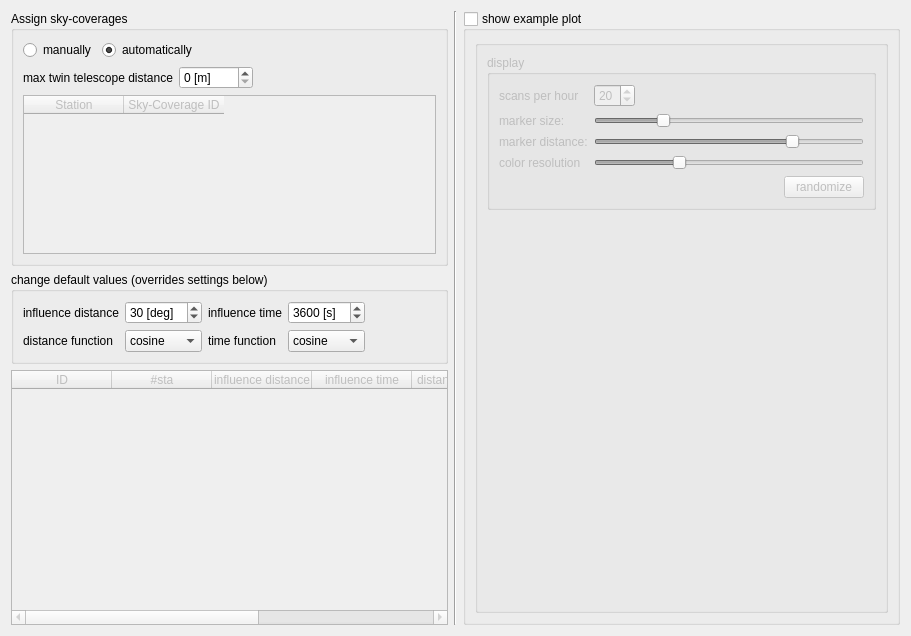
This is Widgets/skycovwidget.ui in TUW-VieVS/VieSchedppGUI as Qt 5 draws it before an edit. The edited form follows.
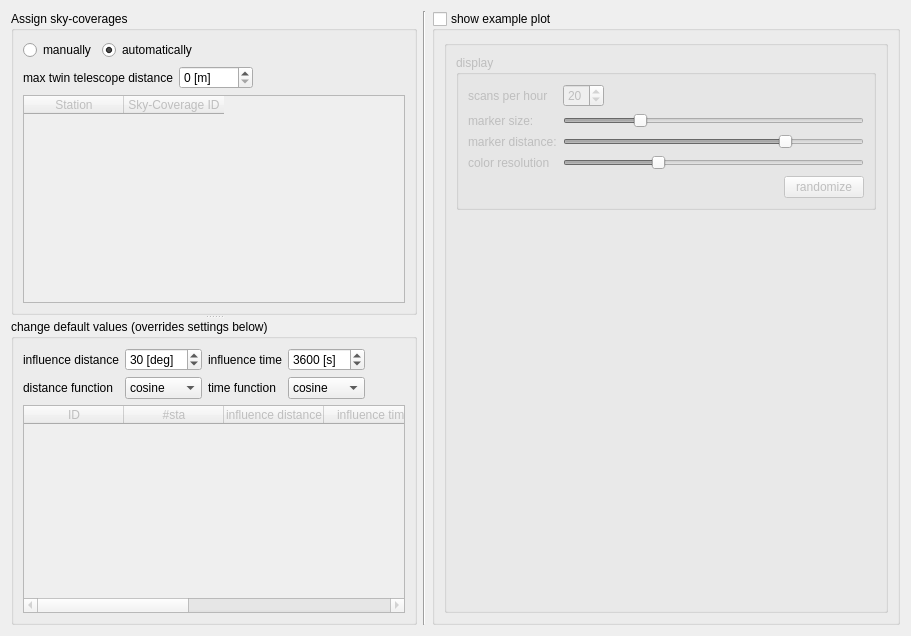
This is the edited form.

```diff
--- a/Widgets/skycovwidget.ui
+++ b/Widgets/skycovwidget.ui
@@ -13,12 +13,12 @@
   <property name="windowTitle">
    <string>Form</string>
   </property>
-  <layout class="QVBoxLayout" name="verticalLayout_4">
+  <layout class="QHBoxLayout" name="horizontalLayout">
    <item>
-    <layout class="QHBoxLayout" name="horizontalLayout_2" stretch="1,0,1">
-     <item>
-      <layout class="QVBoxLayout" name="verticalLayout" stretch="1,0,1">
-       <item>
+    <widget class="QSplitter" name="splitter">
+     <property name="orientation">
+      <enum>Qt::Vertical</enum>
+     </property>
         <widget class="QGroupBox" name="groupBox_2">
          <property name="maximumSize">
           <size>
@@ -132,13 +132,11 @@
           </item>
          </layout>
         </widget>
-       </item>
-       <item>
         <widget class="QGroupBox" name="groupBox">
          <property name="title">
           <string>change default values (overrides settings below)</string>
          </property>
-         <layout class="QVBoxLayout" name="verticalLayout_6" stretch="1,0">
+      <layout class="QVBoxLayout" name="verticalLayout_6" stretch="0,1">
           <item>
            <layout class="QGridLayout" name="gridLayout">
             <item row="1" column="2">
@@ -258,22 +256,6 @@
            </layout>
           </item>
           <item>
-           <spacer name="verticalSpacer_2">
-            <property name="orientation">
-             <enum>Qt::Vertical</enum>
-            </property>
-            <property name="sizeHint" stdset="0">
-             <size>
-              <width>20</width>
-              <height>0</height>
-             </size>
-            </property>
-           </spacer>
-          </item>
-         </layout>
-        </widget>
-       </item>
-       <item>
         <widget class="QTableWidget" name="tableWidget_sky_cov">
          <property name="enabled">
           <bool>false</bool>
@@ -319,6 +301,8 @@
         </widget>
        </item>
       </layout>
+     </widget>
+    </widget>
      </item>
      <item>
       <widget class="Line" name="line">
@@ -555,8 +539,6 @@
         </item>
        </layout>
       </widget>
-     </item>
-    </layout>
    </item>
   </layout>
  </widget>
```
Lines whose indentation alone changed are shown as unchanged.
